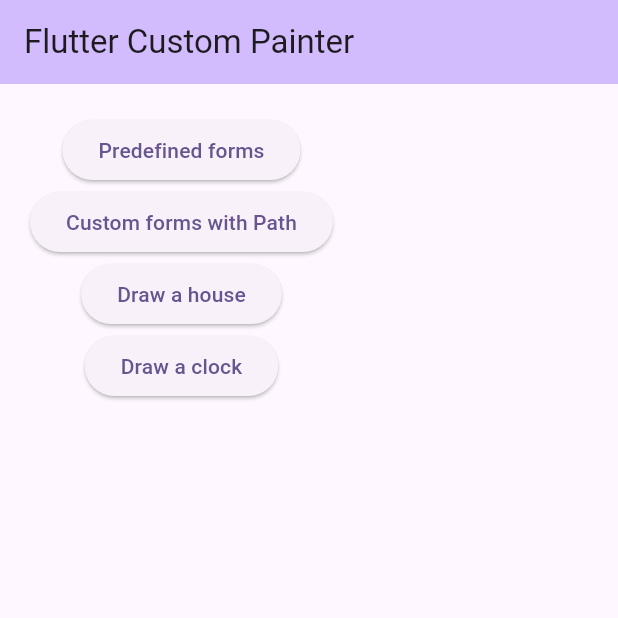
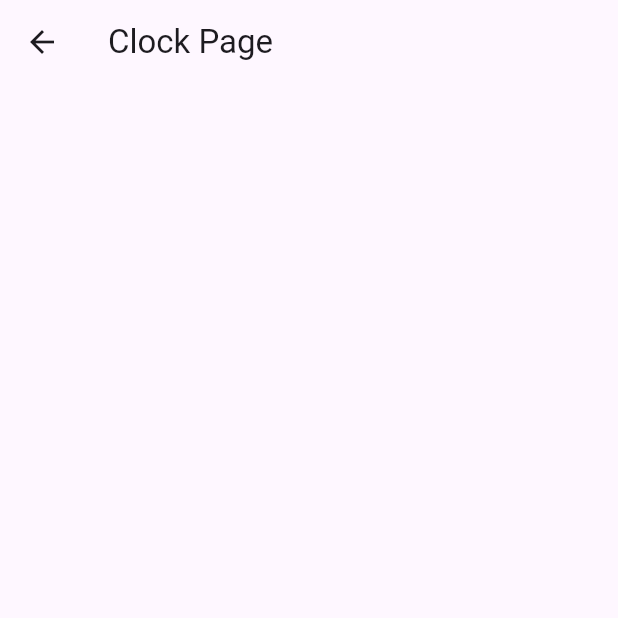
Before and after one commit to lyabs243/flutter-custom-painter, a Flutter app: the screen it shows after launch, after a tap on "Draw a clock", on a phone screen of 412 x 824 dp, the top half of it. Run offline on Flutter 3.47's test engine with Material 3 defaults, Android fonts, the light colour scheme and no system bars.

Commit message:
Init clock page

```diff
--- /dev/null
+++ b/lib/clock_page.dart
@@ -0,0 +1,60 @@
+import 'package:flutter/material.dart';
+
+class ClockPage extends StatelessWidget {
+
+  const ClockPage({Key? key,}) : super(key: key);
+
+  @override
+  Widget build(BuildContext context) {
+    return Scaffold(
+      appBar: AppBar(title: const Text('Clock Page')),
+      body: Container(
+        width: MediaQuery.of(context).size.width,
+        height: MediaQuery.of(context).size.height,
+        padding: const EdgeInsets.all(16),
+        child: const PaintClock(),
+      ),
+    );
+  }
+
+}
+
+class PaintClock extends StatefulWidget {
+
+  const PaintClock({Key? key,}) : super(key: key);
+
+  @override
+  State<PaintClock> createState() => _PaintClockState();
+}
+
+class _PaintClockState extends State<PaintClock> {
+
+  @override
+  void initState() {
+    super.initState();
+  }
+
+  @override
+  Widget build(BuildContext context) {
+
+    return CustomPaint(
+      painter: ClockPainter(),
+    );
+
+  }
+
+}
+
+class ClockPainter extends CustomPainter {
+
+  @override
+  void paint(Canvas canvas, Size size) {
+
+  }
+
+  @override
+  bool shouldRepaint(covariant CustomPainter oldDelegate) {
+    return true;
+  }
+
+}
--- a/lib/main.dart
+++ b/lib/main.dart
@@ -1,4 +1,5 @@
 import 'package:flutter/material.dart';
+import 'package:flutter_custom_painter/clock_page.dart';
 import 'package:flutter_custom_painter/custom_forms.dart';
 import 'package:flutter_custom_painter/house_page.dart';
 import 'package:flutter_custom_painter/predefined_forms.dart';
@@ -77,7 +78,11 @@
               ElevatedButton(
                 child: const Text('Draw a clock'),
                 onPressed: () {
-
+                  Navigator.of(context).push(
+                      MaterialPageRoute(
+                        builder: (context) => const ClockPage(),
+                      )
+                  );
                 },
               ),
             ],
```
